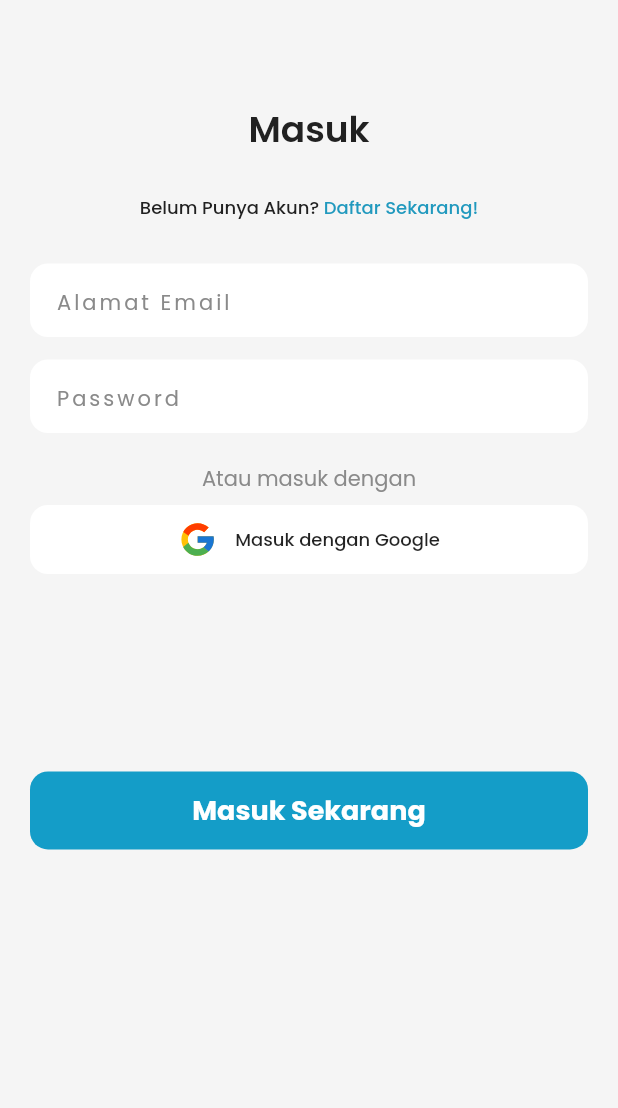
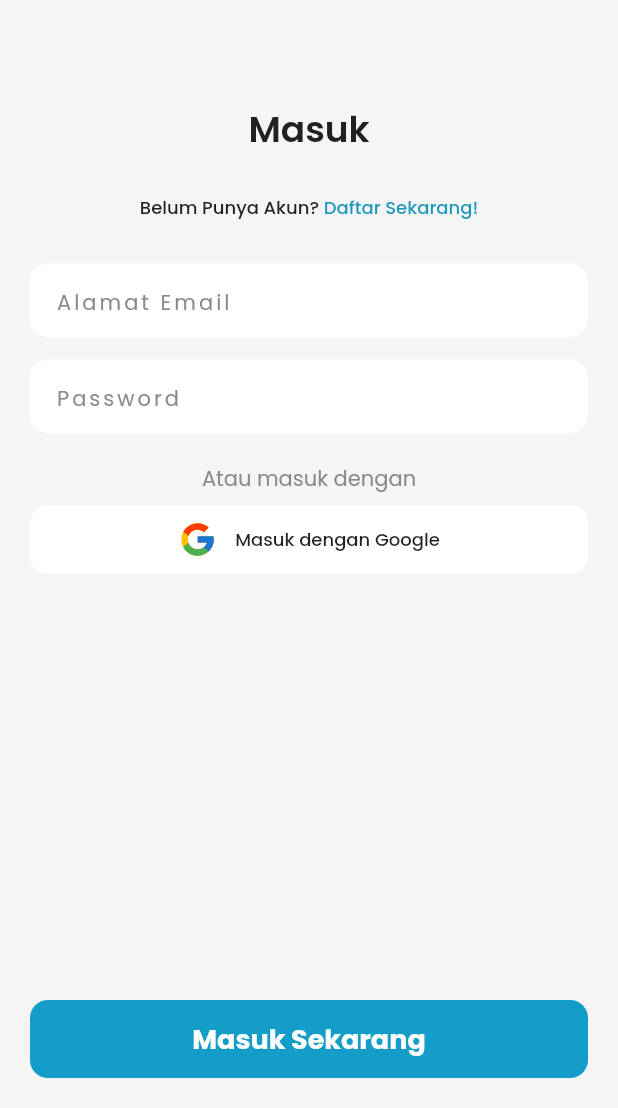
Before and after one commit to anugrahsputra/kantin_online, a Flutter app: the screen it shows after launch, on a phone screen of 412 x 824 dp, the part 128-1236 px from its top. Run offline on Flutter 3.47's test engine with Material 2 defaults, Android fonts, the phone set to English and light mode, and no system bars; our stand-ins replace carousel_slider, flutter_svg, google_fonts, smooth_page_indicator.

Commit message:
change listview to column and adding spacer

```diff
--- a/lib/screens/sign_in_screeen.dart
+++ b/lib/screens/sign_in_screeen.dart
@@ -9,17 +9,17 @@ class SignIn extends StatelessWidget {
 
   @override
   Widget build(BuildContext context) {
-    var height = MediaQuery.of(context).size.height;
     return Scaffold(
       backgroundColor: backgroundColor,
-      body: ListView(
+      body: Column(
         children: [
           logo(),
           header(context),
           emailInput(),
           passwordInput(),
           googleSignIn(),
-          SizedBox(height: height * 0.11),
+          // SizedBox(height: height * 0.11),
+          const Spacer(),
           signInButton(context),
         ],
       ),
@@ -197,6 +197,7 @@ class SignIn extends StatelessWidget {
         top: 41,
         left: defaultMargin1,
         right: defaultMargin1,
+        bottom: defaultMargin1,
       ),
       child: TextButton(
         onPressed: () {
```
